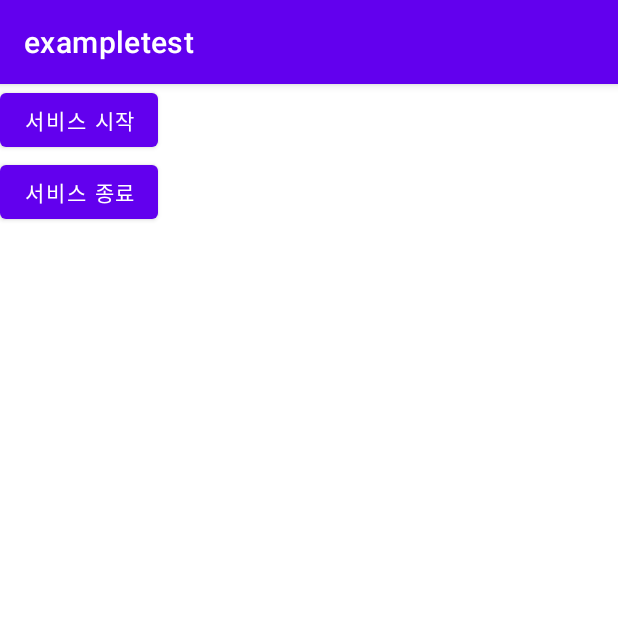
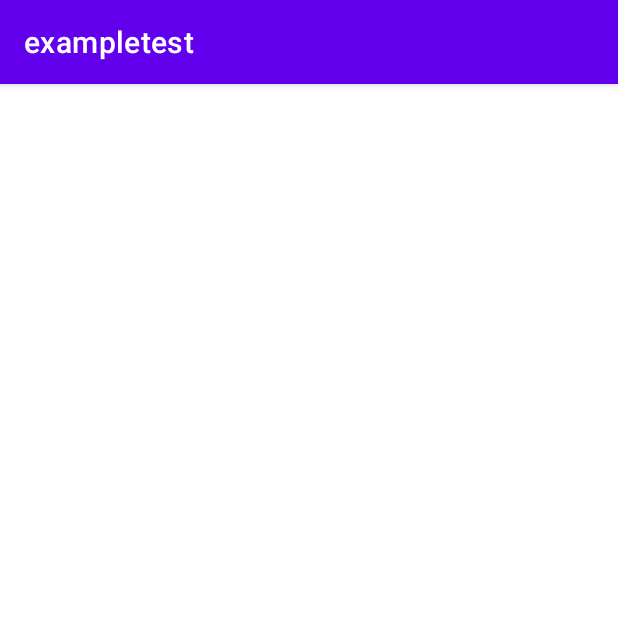
Before and after one commit to roswkzm/Android_basic_relearn, an Android app: the screen it shows after launch (MainActivity), on a phone screen of 412 x 824 dp, the top half of it. Run offline under Robolectric (Android 15) with nearby library versions, the phone set to English and light mode, and no system bars.

Commit message:
FCM 푸쉬알림

```diff
--- a/app/build.gradle
+++ b/app/build.gradle
@@ -37,4 +37,7 @@ dependencies {
     testImplementation 'junit:junit:4.+'
     androidTestImplementation 'androidx.test.ext:junit:1.1.3'
     androidTestImplementation 'androidx.test.espresso:espresso-core:3.4.0'
+    implementation 'com.google.firebase:firebase-messaging:11.0.4'
 }
+
+apply plugin: 'com.google.gms.google-services'
--- a/app/src/main/java/com/example/exampletest/MainActivity.java
+++ b/app/src/main/java/com/example/exampletest/MainActivity.java
@@ -18,7 +18,6 @@ import android.widget.Toast;
 
 public class MainActivity extends AppCompatActivity {
 
-    Button btn_start, btn_stop;
 
     @Override
     protected void onCreate(Bundle savedInstanceState) {
@@ -26,21 +25,5 @@ public class MainActivity extends AppCompatActivity {
         setContentView(R.layout.activity_main);
 
 
-        btn_start = (Button) findViewById(R.id.btn_start);
-        btn_stop = (Button) findViewById(R.id.btn_stop);
-
-        btn_start.setOnClickListener(new View.OnClickListener() {
-            @Override
-            public void onClick(View view) {
-                startService(new Intent(getApplicationContext(),MusicService.class));
-            }
-        });
-
-        btn_stop.setOnClickListener(new View.OnClickListener() {
-            @Override
-            public void onClick(View view) {
-                stopService(new Intent(getApplicationContext(),MusicService.class));
-            }
-        });
     }
 }
--- a/app/src/main/res/layout/activity_main.xml
+++ b/app/src/main/res/layout/activity_main.xml
@@ -7,16 +7,5 @@
     android:orientation="vertical"
     tools:context=".MainActivity">
 
-    <Button
-        android:id="@+id/btn_start"
-        android:layout_width="wrap_content"
-        android:layout_height="wrap_content"
-        android:text="서비스 시작"/>
-
-    <Button
-        android:id="@+id/btn_stop"
-        android:layout_width="wrap_content"
-        android:layout_height="wrap_content"
-        android:text="서비스 종료"/>
 
 </LinearLayout>
--- a/build.gradle
+++ b/build.gradle
@@ -6,6 +6,7 @@ buildscript {
     }
     dependencies {
         classpath "com.android.tools.build:gradle:7.0.4"
+        classpath 'com.google.gms:google-services:4.3.10'
 
         // NOTE: Do not place your application dependencies here; they belong
         // in the individual module build.gradle files
```
Also changed, not shown: app/src/main/AndroidManifest.xml (+13 -1 lines), app/src/main/java/com/example/exampletest/FirebaseInstanceIDService.java (added, +24 -0 lines), app/src/main/java/com/example/exampletest/FirebaseMessagingService.java (added, +47 -0 lines), app/src/main/java/com/example/exampletest/MusicService.java (deleted, +0 -42 lines), 1 other file.
